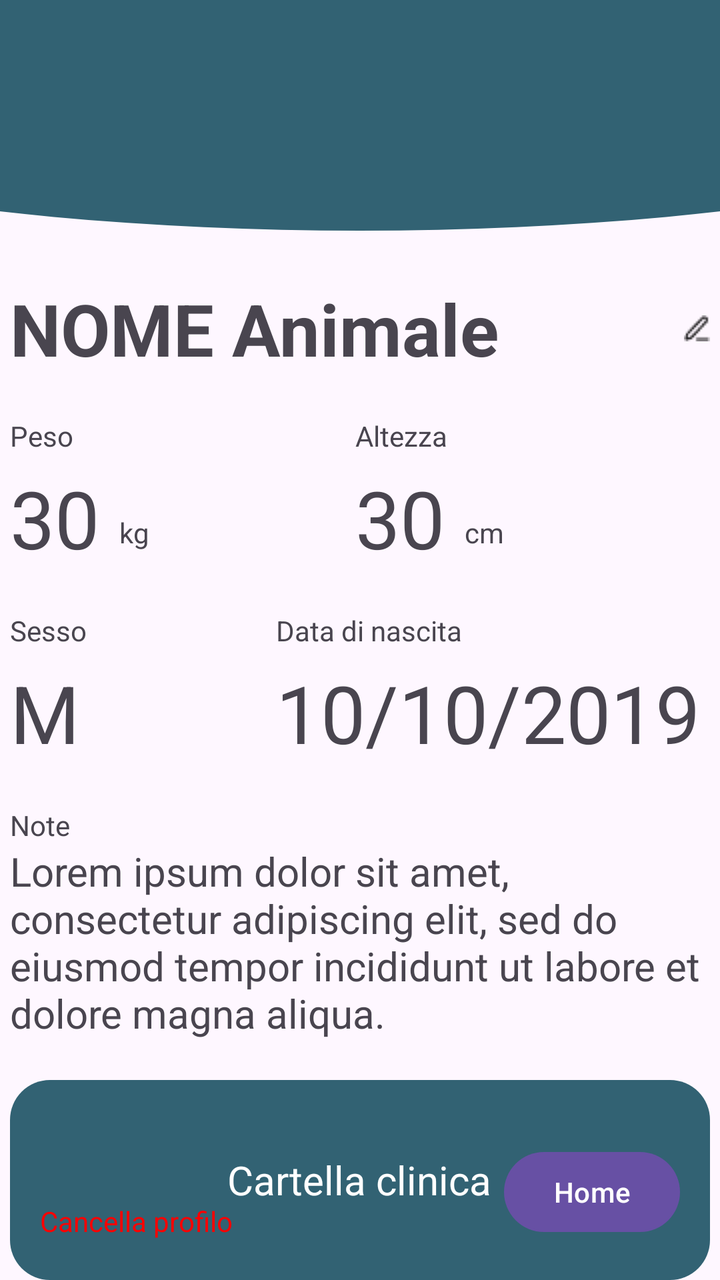
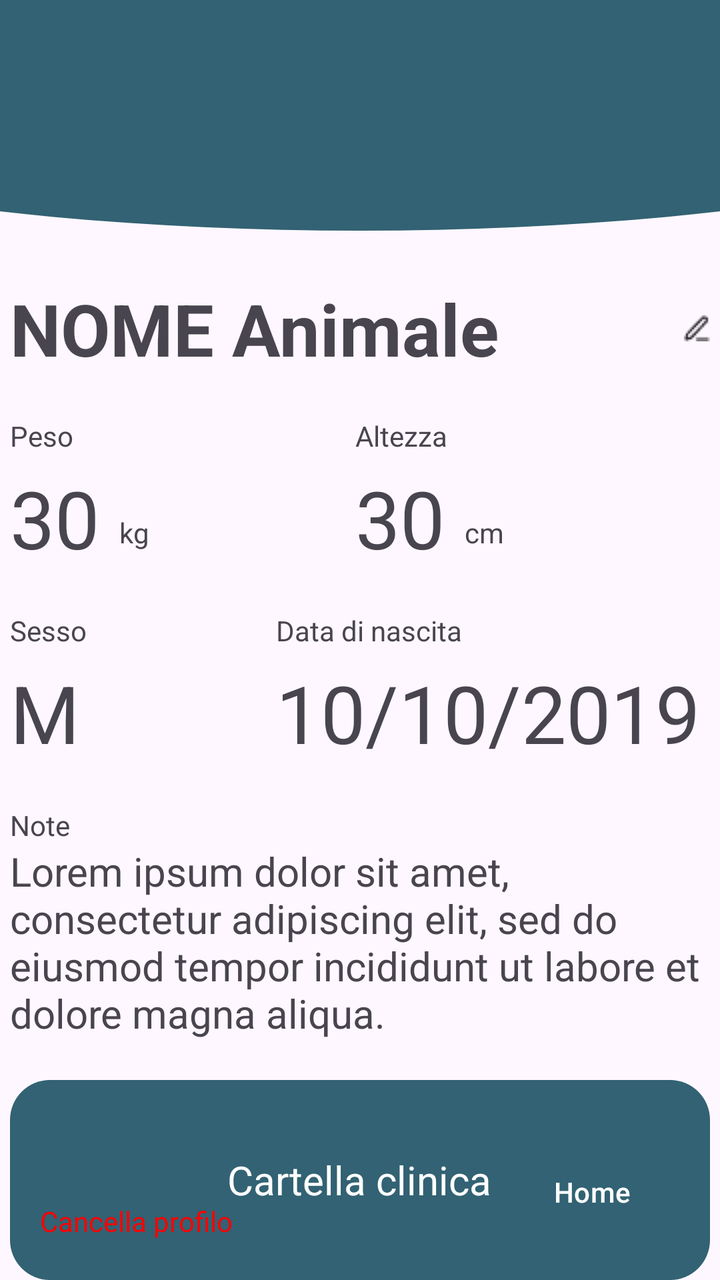

The first picture is an Android layout as it rendered before a commit; the second is the same layout after the commit. The layout source and the unified diff follow.
<!-- AndroidManifest.xml: application theme Theme.AppPet -->
<!-- res/layout/activity_profilo_animale.xml -->
<?xml version="1.0" encoding="utf-8"?>
<RelativeLayout xmlns:android="http://schemas.android.com/apk/res/android"
    android:id="@+id/main"
    android:layout_width="match_parent"
    android:layout_height="match_parent">

    <FrameLayout
        android:id="@+id/header_home"
        android:layout_width="match_parent"
        android:layout_height="120dp"
        android:layout_gravity="top">

        <ImageView
            android:id="@+id/Pippo"
            android:layout_width="800dp"
            android:layout_height="180dp"
            android:layout_gravity="center"
            android:layout_marginTop="-35dp"
            android:src="@drawable/cricle_1" />

    </FrameLayout>

    

    <RelativeLayout
        android:id="@+id/title"
        android:layout_width="350dp"
        android:layout_height="wrap_content"
        android:layout_below="@id/header_home"
        android:layout_centerHorizontal="true"
        android:layout_marginTop="20dp"
        android:layout_marginBottom="20dp">

        <TextView
            android:id="@+id/nomeProfiloAnimale"
            android:layout_width="wrap_content"
            android:layout_height="wrap_content"
            android:layout_alignParentStart="true"
            android:layout_marginTop="0dp"
            android:text="NOME Animale"
            android:textSize="36sp"
            android:textStyle="bold" />

        <ImageButton
            android:id="@+id/modificaBTN"
            android:layout_width="wrap_content"
            android:layout_height="wrap_content"
            android:layout_alignParentEnd="true"
            android:layout_alignParentRight="true"
            android:layout_centerVertical="true"
            android:background="@drawable/btn_modifica" />

    </RelativeLayout>

    <LinearLayout
        android:id="@+id/primaLinea"
        android:layout_width="350dp"
        android:layout_height="wrap_content"
        android:layout_below="@id/title"
        android:layout_centerHorizontal="true"
        android:layout_marginBottom="20dp"
        android:orientation="horizontal">

        <RelativeLayout
            android:id="@+id/loPeso"
            android:layout_width="wrap_content"
            android:layout_height="wrap_content"
            android:layout_weight="1"
            android:orientation="vertical">

            <TextView
                android:id="@+id/tvPeso"
                android:layout_width="wrap_content"
                android:layout_height="wrap_content"
                android:layout_marginBottom="5dp"
                android:text="Peso"
                android:textAlignment="textStart" />

            <TextView
                android:id="@+id/pesoProfiloAnimale"
                android:layout_width="wrap_content"
                android:layout_height="wrap_content"
                android:layout_below="@id/tvPeso"
                android:gravity="bottom"
                android:text="30"
                android:textSize="40dp" />

            <TextView
                android:layout_width="wrap_content"
                android:layout_height="wrap_content"
                android:layout_alignBottom="@id/pesoProfiloAnimale"
                android:layout_toRightOf="@id/pesoProfiloAnimale"
                android:padding="10dp"
                android:text="kg" />

        </RelativeLayout>

        <RelativeLayout
            android:id="@+id/loAltezza"
            android:layout_width="wrap_content"
            android:layout_height="wrap_content"
            android:layout_weight="1"
            android:orientation="vertical">

            <TextView
                android:id="@+id/tvAltezza"
                android:layout_width="wrap_content"
                android:layout_height="wrap_content"
                android:layout_marginBottom="5dp"
                android:text="Altezza"
                android:textAlignment="textStart" />

            <TextView
                android:id="@+id/altezzaProfiloAnimale"
                android:layout_width="wrap_content"
                android:layout_height="wrap_content"
                android:layout_below="@id/tvAltezza"
                android:gravity="bottom"
                android:text="30"
                android:textSize="40dp" />

            <TextView
                android:layout_width="wrap_content"
                android:layout_height="wrap_content"
                android:layout_alignBottom="@id/altezzaProfiloAnimale"
                android:layout_toRightOf="@id/altezzaProfiloAnimale"
                android:padding="10dp"
                android:text="cm" />

        </RelativeLayout>

    </LinearLayout>

    <LinearLayout
        android:id="@+id/secondaLinea"
        android:layout_width="350dp"
        android:layout_height="wrap_content"
        android:layout_below="@id/primaLinea"
        android:layout_centerHorizontal="true"
        android:layout_marginBottom="20dp"
        android:orientation="horizontal">

        <RelativeLayout
            android:id="@+id/loSesso"
            android:layout_width="wrap_content"
            android:layout_height="wrap_content"
            android:layout_weight="20"
            android:orientation="vertical">

            <TextView
                android:id="@+id/tvSesso"
                android:layout_width="wrap_content"
                android:layout_height="wrap_content"
                android:layout_marginBottom="5dp"
                android:text="Sesso"
                android:textAlignment="textStart" />

            <TextView
                android:id="@+id/sessoProfiloAnimale"
                android:layout_width="wrap_content"
                android:layout_height="wrap_content"
                android:layout_below="@id/tvSesso"
                android:gravity="bottom"
                android:text="M"
                android:textSize="40dp" />

        </RelativeLayout>

        <RelativeLayout
            android:id="@+id/loDataNascita"
            android:layout_width="wrap_content"
            android:layout_height="wrap_content"
            android:layout_weight="1"
            android:orientation="vertical">

            <TextView
                android:id="@+id/tvData"
                android:layout_width="wrap_content"
                android:layout_height="wrap_content"
                android:layout_marginBottom="5dp"
                android:text="Data di nascita"
                android:textAlignment="textStart" />

            <TextView
                android:id="@+id/dataProfiloAnimale"
                android:layout_width="wrap_content"
                android:layout_height="wrap_content"
                android:layout_below="@id/tvData"
                android:gravity="bottom"
                android:text="10/10/2019"
                android:textSize="40dp" />

        </RelativeLayout>

    </LinearLayout>

    <LinearLayout
        android:id="@+id/terzaLinea"
        android:layout_width="350dp"
        android:layout_height="wrap_content"
        android:layout_below="@id/secondaLinea"
        android:layout_centerHorizontal="true"
        android:layout_marginBottom="20dp"
        android:orientation="vertical">

        <TextView
            android:layout_width="wrap_content"
            android:layout_height="wrap_content"
            android:text="Note"
            android:textAlignment="textStart" />

        <TextView
            android:id="@+id/noteProfiloAnimale"
            android:layout_width="wrap_content"
            android:layout_height="wrap_content"
            android:text="@string/lorem_ipsum"
            android:textSize="20dp" />

    </LinearLayout>

    <FrameLayout
        android:id="@+id/quartaLinea"
        android:layout_width="350dp"
        android:layout_height="wrap_content"
        android:layout_below="@id/terzaLinea"
        android:layout_centerHorizontal="true">

        <ImageButton
            android:id="@+id/cartellaClinicaBTN"
            android:layout_width="350dp"
            android:layout_height="100dp"
            android:layout_below="@id/terzaLinea"
            android:layout_centerHorizontal="true"
            android:background="@drawable/rounded_rectangle"
            android:text="Cartella clinica" />

        <TextView
            android:layout_width="wrap_content"
            android:layout_height="wrap_content"
            android:layout_gravity="center"
            android:text="Cartella clinica"
            android:textColor="@color/white"
            android:textSize="20dp" />

    </FrameLayout>

    <LinearLayout
        android:layout_width="match_parent"
        android:layout_height="wrap_content"
        android:layout_below="@id/quartaLinea"
        android:layout_centerHorizontal="true"
        android:orientation="horizontal"
        android:gravity="center"
        android:layout_marginTop="20dp">

        <ImageButton
            android:id="@+id/first_heart"
            android:layout_width="wrap_content"
            android:layout_height="wrap_content"
            android:backgroundTint="#00000000"
            android:src="@drawable/empty_heart" />

        <ImageButton
            android:id="@+id/second_heart"
            android:layout_width="wrap_content"
            android:layout_height="wrap_content"
            android:backgroundTint="#00000000"
            android:src="@drawable/empty_heart" />

        <ImageButton
            android:id="@+id/third_heart"
            android:layout_width="wrap_content"
            android:layout_height="wrap_content"
            android:backgroundTint="#00000000"
            android:src="@drawable/empty_heart" />

    </LinearLayout>


    <TextView
        android:id="@+id/cancellaBTN"
        android:layout_width="wrap_content"
        android:layout_height="wrap_content"
        android:layout_alignParentStart="true"
        android:layout_alignParentBottom="true"
        android:layout_margin="20dp"
        android:backgroundTint="@color/Blu_base"
        android:text="Cancella profilo"
        android:textColor="@color/red" />

    <Button
        android:id="@+id/btnBackHome"
        android:layout_width="wrap_content"
        android:layout_height="wrap_content"
        android:layout_alignParentEnd="true"
        android:layout_alignParentBottom="true"
        android:layout_margin="20dp"
        android:text="Home" />

</RelativeLayout>
<!-- resources referenced by this layout -->
<resources>
  <color name="Blu_base">#326273</color>
  <color name="red">#FF0000</color>
  <color name="white">#FFFFFFFF</color>
  <!-- drawable btn_modifica: png bitmap (drawable, 247 bytes) -->
  <!-- drawable cricle_1 (drawable) -->
  <?xml version="1.0" encoding="utf-8"?>
  <shape xmlns:android="http://schemas.android.com/apk/res/android"
      android:shape="oval">
  
      <solid
          android:color="@color/Blu_base"/>
  
  </shape>
  <!-- drawable empty_heart: png bitmap (drawable, 360 bytes) -->
  <!-- drawable rounded_rectangle (drawable) -->
  <?xml version="1.0" encoding="utf-8"?>
  <shape xmlns:android="http://schemas.android.com/apk/res/android"
      android:shape="rectangle">
  
      <solid
          android:color="@color/Blu_base"/>
  
      <corners
          android:radius="20dp"/>
  
  </shape>
  <string name="lorem_ipsum">Lorem ipsum dolor sit amet, consectetur adipiscing elit, sed do eiusmod tempor incididunt ut labore et dolore magna aliqua.</string>
  <style name="Theme.AppPet" parent="Base.Theme.AppPet" />
  <style name="Base.Theme.AppPet" parent="Theme.Material3.DayNight.NoActionBar">
          
          
      </style>
</resources>

<!-- the commit's change to res/layout/activity_profilo_animale.xml (unified diff, before → after) -->
@@ -295,6 +295,7 @@
         android:layout_alignParentEnd="true"
         android:layout_alignParentBottom="true"
         android:layout_margin="20dp"
+        android:backgroundTint="@color/Blu_base"
         android:text="Home" />
 
 </RelativeLayout>
